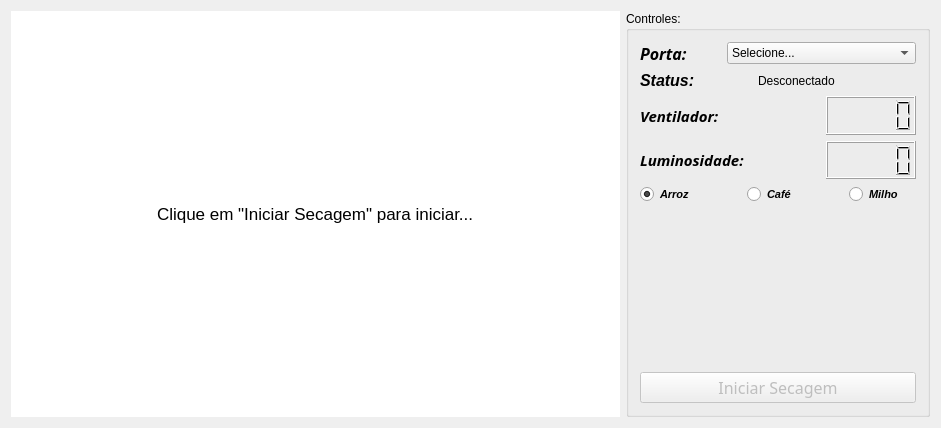
Before: the Qt Designer form aplicacao-desktop/Sistema-de-secagem/mainwindow.ui in alexandretok/projeto1-sistemas-digitais, drawn with Qt 5.
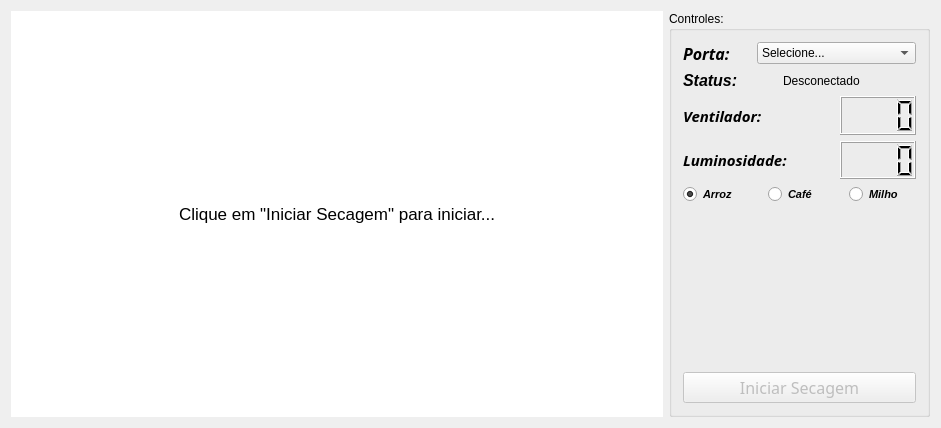
After: the same form once the commit is applied. Icons and pictures are not drawn. Custom widgets are drawn as their Qt base class.

```diff
--- a/aplicacao-desktop/Sistema-de-secagem/mainwindow.ui
+++ b/aplicacao-desktop/Sistema-de-secagem/mainwindow.ui
@@ -20,9 +20,9 @@
    <string>Sistema de Secagem 1.0</string>
   </property>
   <widget class="QWidget" name="centralWidget">
-   <layout class="QHBoxLayout" name="horizontalLayout_11" stretch="4,2">
+   <layout class="QHBoxLayout" name="horizontalLayout_6" stretch="5,2">
     <item>
-     <widget class="QWidget" name="widget" native="true">
+     <widget class="Tela" name="tela" native="true">
       <property name="styleSheet">
        <string notr="true">background-color: white;</string>
       </property>
@@ -211,6 +211,9 @@
            <property name="styleSheet">
             <string notr="true"/>
            </property>
+           <property name="digitCount">
+            <number>4</number>
+           </property>
            <property name="value" stdset="0">
             <double>0.000000000000000</double>
            </property>
@@ -247,9 +250,15 @@
            <property name="smallDecimalPoint">
             <bool>false</bool>
            </property>
+           <property name="digitCount">
+            <number>4</number>
+           </property>
            <property name="segmentStyle">
             <enum>QLCDNumber::Filled</enum>
            </property>
+           <property name="value" stdset="0">
+            <double>0.000000000000000</double>
+           </property>
           </widget>
          </item>
         </layout>
@@ -408,8 +417,14 @@
   </widget>
  </widget>
  <layoutdefault spacing="6" margin="11"/>
- <resources>
-  <include location="res.qrc"/>
- </resources>
+ <customwidgets>
+  <customwidget>
+   <class>Tela</class>
+   <extends>QWidget</extends>
+   <header>tela.h</header>
+   <container>1</container>
+  </customwidget>
+ </customwidgets>
+ <resources/>
  <connections/>
 </ui>
```
Left out of the diff: 16 changed lines with no effect on the pictures.
